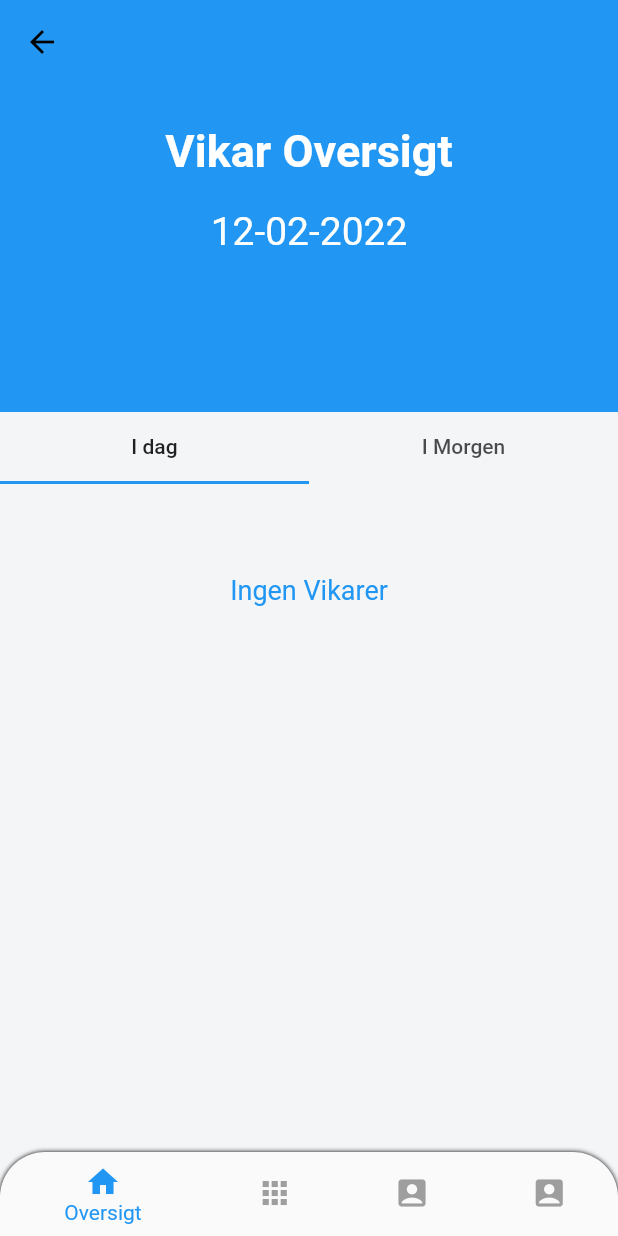
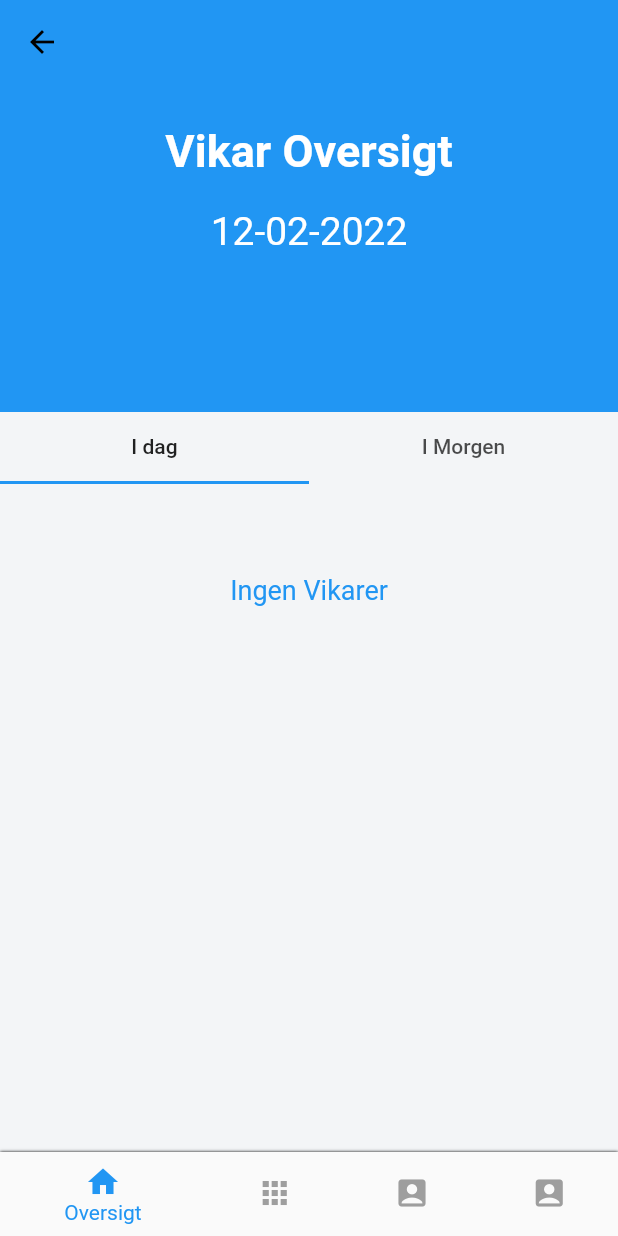
Before and after one commit to ammarOdin/odinvikar, a Flutter app: the AdminDashboard screen opened directly, on a phone screen of 412 x 824 dp. Run offline on Flutter 3.47's test engine with Material 2 defaults, Android fonts, the phone set to English and light mode, and no system bars; our stand-ins replace cloud_firestore, cloud_functions, firebase_auth, firebase_core, shared_preferences, sliding_sheet and 3 more; missing offline and left inert: onboarding, syncfusion_localizations, week_of_year; accounts and stored records are empty.

Commit message:
Navbar change

```diff
--- a/lib/admin/admin_dashboard.dart
+++ b/lib/admin/admin_dashboard.dart
@@ -55,20 +55,20 @@ class _HomescreenState extends State<AdminDashboard> {
       ),
       bottomNavigationBar: Container(
         decoration: const BoxDecoration(
-          borderRadius: BorderRadius.only(
-              topRight: Radius.circular(30), topLeft: Radius.circular(30)),
+          /*borderRadius: BorderRadius.only(
+              topRight: Radius.circular(30), topLeft: Radius.circular(30)),*/
           boxShadow: <BoxShadow>[
             BoxShadow(
               color: Colors.black,
-              blurRadius: 2,
+              blurRadius: 1,
             ),
           ],
         ),
         child: ClipRRect(
-          borderRadius: const BorderRadius.only(
+          /*borderRadius: const BorderRadius.only(
             topLeft: Radius.circular(30.0),
             topRight: Radius.circular(30.0),
-          ),
+          ),*/
           child: BottomNavigationBar(
             currentIndex: _currentIndex,
             selectedItemColor: Colors.blue,
```
Also changed, not shown: lib/main_screens/dashboard.dart (+5 -5 lines).
